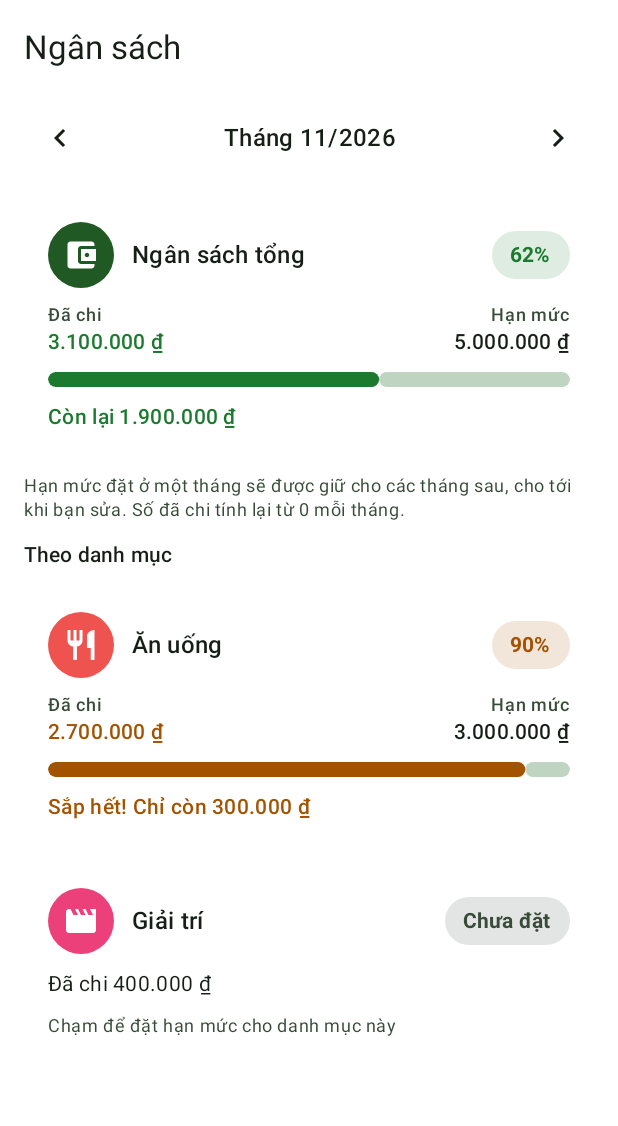
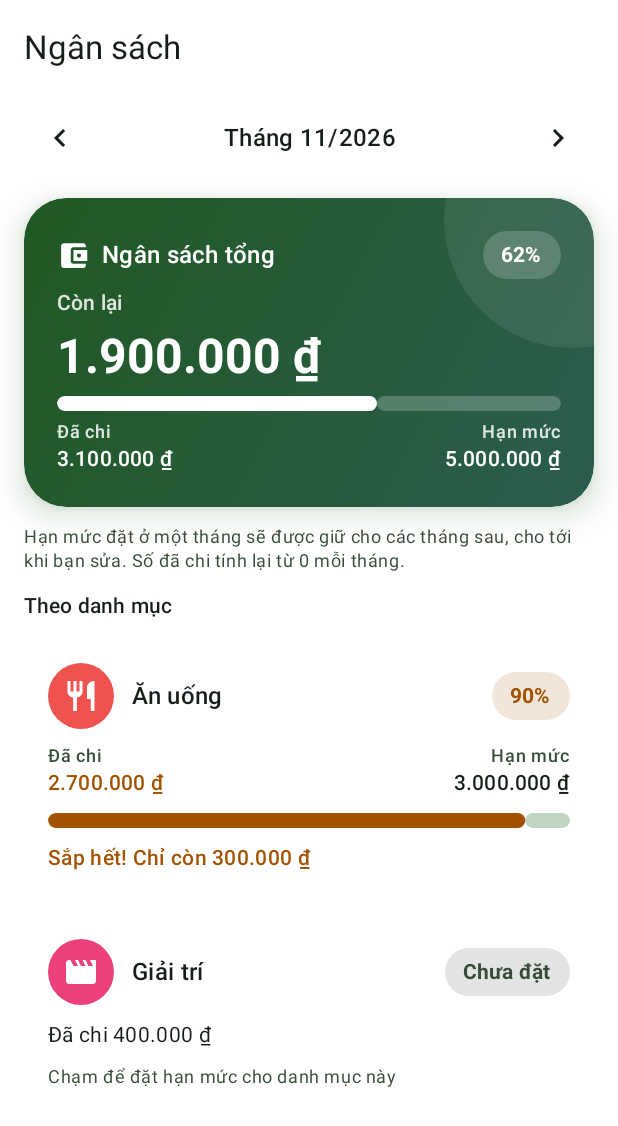
Before and after one commit to KuroN3ko276/fun-manager, an Android app built with Jetpack Compose: the @Preview function BudgetScreenPreview, on a phone screen of 412 x 824 dp. Shown: the top 1126 px of the screen. Run offline under Robolectric (Android 15) with nearby library versions, the phone set to English and light mode, and no system bars; our stand-ins replace Room's generated code.

Commit message:
feat: distinct gradient hero card for total budget
Total budget now uses the accent gradient hero card with a large remaining amount,
white progress bar, spent/limit row and an orange/red warning pill when near or over,
so it stands apart from the per-category glass cards.

Co-Authored-By: Claude Opus 5.5 <noreply@anthropic.com>

```diff
--- a/app/src/main/java/com/funmanager/ui/budget/BudgetScreen.kt
+++ b/app/src/main/java/com/funmanager/ui/budget/BudgetScreen.kt
@@ -1,6 +1,7 @@
 package com.funmanager.ui.budget
 
 import androidx.compose.foundation.background
+import androidx.compose.foundation.clickable
 import androidx.compose.foundation.layout.Arrangement
 import androidx.compose.foundation.layout.Column
 import androidx.compose.foundation.layout.PaddingValues
@@ -9,7 +10,9 @@ import androidx.compose.foundation.layout.Spacer
 import androidx.compose.foundation.layout.WindowInsets
 import androidx.compose.foundation.layout.fillMaxSize
 import androidx.compose.foundation.layout.fillMaxWidth
+import androidx.compose.foundation.layout.height
 import androidx.compose.foundation.layout.padding
+import androidx.compose.foundation.layout.size
 import androidx.compose.foundation.layout.width
 import androidx.compose.foundation.lazy.LazyColumn
 import androidx.compose.foundation.lazy.items
@@ -21,6 +24,7 @@ import androidx.compose.material.icons.filled.Savings
 import androidx.compose.material3.AlertDialog
 import androidx.compose.material3.ExperimentalMaterial3Api
 import androidx.compose.material3.Icon
+import androidx.compose.material3.LinearProgressIndicator
 import androidx.compose.material3.MaterialTheme
 import androidx.compose.material3.OutlinedTextField
 import androidx.compose.material3.Scaffold
@@ -36,9 +40,11 @@ import androidx.compose.runtime.saveable.rememberSaveable
 import androidx.compose.runtime.setValue
 import androidx.compose.ui.Alignment
 import androidx.compose.ui.Modifier
+import androidx.compose.ui.draw.clip
 import androidx.compose.ui.focus.FocusRequester
 import androidx.compose.ui.focus.focusRequester
 import androidx.compose.ui.graphics.Color
+import androidx.compose.ui.graphics.StrokeCap
 import androidx.compose.ui.res.stringResource
 import androidx.compose.ui.text.TextRange
 import androidx.compose.ui.text.font.FontWeight
@@ -63,12 +69,13 @@ import com.funmanager.domain.summarize
 import com.funmanager.ui.components.BudgetBar
 import com.funmanager.ui.components.CategoryIcon
 import com.funmanager.ui.components.GlassCard
-import com.funmanager.ui.components.IconBubble
+import com.funmanager.ui.components.HeroCard
 import com.funmanager.ui.components.MoneyText
 import com.funmanager.ui.components.MonthSelector
 import com.funmanager.ui.components.color
 import com.funmanager.ui.components.formatAmountInput
 import com.funmanager.ui.components.label
+import com.funmanager.ui.components.onAccentGradient
 import com.funmanager.ui.theme.FunManagerTheme
 import java.time.YearMonth
 import kotlin.math.roundToInt
@@ -134,17 +141,96 @@ fun BudgetScreen(
     }
 }
 
+/** Ngân sách tổng: thẻ nổi bật nền gradient, số còn lại cỡ lớn — tách biệt hẳn với thẻ danh mục. */
 @Composable
 private fun TotalBudgetCard(state: BudgetUiState, onClick: () -> Unit) {
-    BudgetCard(
-        icon = { IconBubble(Icons.Filled.AccountBalanceWallet, MaterialTheme.colorScheme.primary, size = 44.dp) },
-        title = stringResource(R.string.total_budget),
-        since = inheritedSince(state, Budget.TOTAL_CATEGORY_ID),
-        progress = state.overview.total,
-        spent = state.overview.totalSpent,
-        emptyHint = stringResource(R.string.tap_to_set_budget),
-        onClick = onClick,
-    )
+    val total = state.overview.total
+    val since = inheritedSince(state, Budget.TOTAL_CATEGORY_ID)
+    val on = onAccentGradient()
+    HeroCard(Modifier.clickable(onClick = onClick)) {
+        Row(verticalAlignment = Alignment.CenterVertically) {
+            Icon(Icons.Filled.AccountBalanceWallet, contentDescription = null, tint = on, modifier = Modifier.size(22.dp))
+            Spacer(Modifier.width(8.dp))
+            Text(
+                stringResource(R.string.total_budget),
+                style = MaterialTheme.typography.titleMedium,
+                fontWeight = FontWeight.SemiBold,
+                color = on,
+                modifier = Modifier.weight(1f),
+            )
+            if (total != null) {
+                Text(
+                    "${(total.ratio * 100).roundToInt()}%",
+                    style = MaterialTheme.typography.labelLarge,
+                    fontWeight = FontWeight.Bold,
+                    color = on,
+                    modifier = Modifier
+                        .background(on.copy(alpha = 0.18f), RoundedCornerShape(50))
+                        .padding(horizontal = 12.dp, vertical = 6.dp),
+                )
+            }
+        }
+        if (total == null) {
+            Text(
+                stringResource(R.string.spent_amount, formatVnd(state.overview.totalSpent)),
+                style = MaterialTheme.typography.headlineSmall,
+                fontWeight = FontWeight.Bold,
+                color = on,
+            )
+            Text(stringResource(R.string.tap_to_set_budget), style = MaterialTheme.typography.bodyMedium, color = on.copy(alpha = 0.85f))
+            return@HeroCard
+        }
+        val exceeded = total.level == BudgetLevel.EXCEEDED
+        Text(
+            stringResource(if (exceeded) R.string.over_by else R.string.remaining),
+            style = MaterialTheme.typography.labelLarge,
+            color = on.copy(alpha = 0.85f),
+        )
+        Text(
+            formatVnd(if (exceeded) -total.remaining else total.remaining),
+            style = MaterialTheme.typography.headlineLarge,
+            fontWeight = FontWeight.Bold,
+            color = on,
+        )
+        LinearProgressIndicator(
+            progress = { total.ratio.coerceIn(0f, 1f) },
+            color = on,
+            trackColor = on.copy(alpha = 0.22f),
+            strokeCap = StrokeCap.Round,
+            gapSize = 0.dp,
+            drawStopIndicator = {},
+            modifier = Modifier.fillMaxWidth().height(10.dp).clip(RoundedCornerShape(50)),
+        )
+        Row(Modifier.fillMaxWidth()) {
+            Column(Modifier.weight(1f)) {
+                Text(stringResource(R.string.spent), style = MaterialTheme.typography.labelMedium, color = on.copy(alpha = 0.85f))
+                Text(formatVnd(total.spent), style = MaterialTheme.typography.titleSmall, fontWeight = FontWeight.SemiBold, color = on)
+            }
+            Column(Modifier.weight(1f), horizontalAlignment = Alignment.End) {
+                Text(stringResource(R.string.limit), style = MaterialTheme.typography.labelMedium, color = on.copy(alpha = 0.85f))
+                Text(formatVnd(total.limit), style = MaterialTheme.typography.titleSmall, fontWeight = FontWeight.SemiBold, color = on)
+            }
+        }
+        if (total.level != BudgetLevel.OK) {
+            // Cảnh báo nổi trên nền gradient: viên đặc màu cam/đỏ để không lẫn vào màu chủ đạo.
+            Text(
+                stringResource(if (exceeded) R.string.total_over_warning else R.string.total_near_warning),
+                style = MaterialTheme.typography.labelLarge,
+                fontWeight = FontWeight.SemiBold,
+                color = Color.White,
+                modifier = Modifier
+                    .background(if (exceeded) Color(0xFFC62828) else Color(0xFFB85C00), RoundedCornerShape(50))
+                    .padding(horizontal = 12.dp, vertical = 6.dp),
+            )
+        }
+        if (since != null) {
+            Text(
+                stringResource(R.string.budget_since, "%02d/%d".format(since.monthValue, since.year)),
+                style = MaterialTheme.typography.labelSmall,
+                color = on.copy(alpha = 0.75f),
+            )
+        }
+    }
 }
 
 /** Tháng bắt đầu áp dụng nếu hạn mức được kế thừa từ tháng trước; null nếu đặt ngay trong tháng đang xem. */
--- a/app/src/main/res/values/strings.xml
+++ b/app/src/main/res/values/strings.xml
@@ -208,4 +208,9 @@
     <string name="limit">Hạn mức</string>
     <string name="not_set">Chưa đặt</string>
     <string name="tap_to_set_limit">Chạm để đặt hạn mức cho danh mục này</string>
+
+    <string name="remaining">Còn lại</string>
+    <string name="over_by">Đã vượt</string>
+    <string name="total_near_warning">Sắp hết ngân sách tháng</string>
+    <string name="total_over_warning">Đã vượt ngân sách tháng</string>
 </resources>
```
